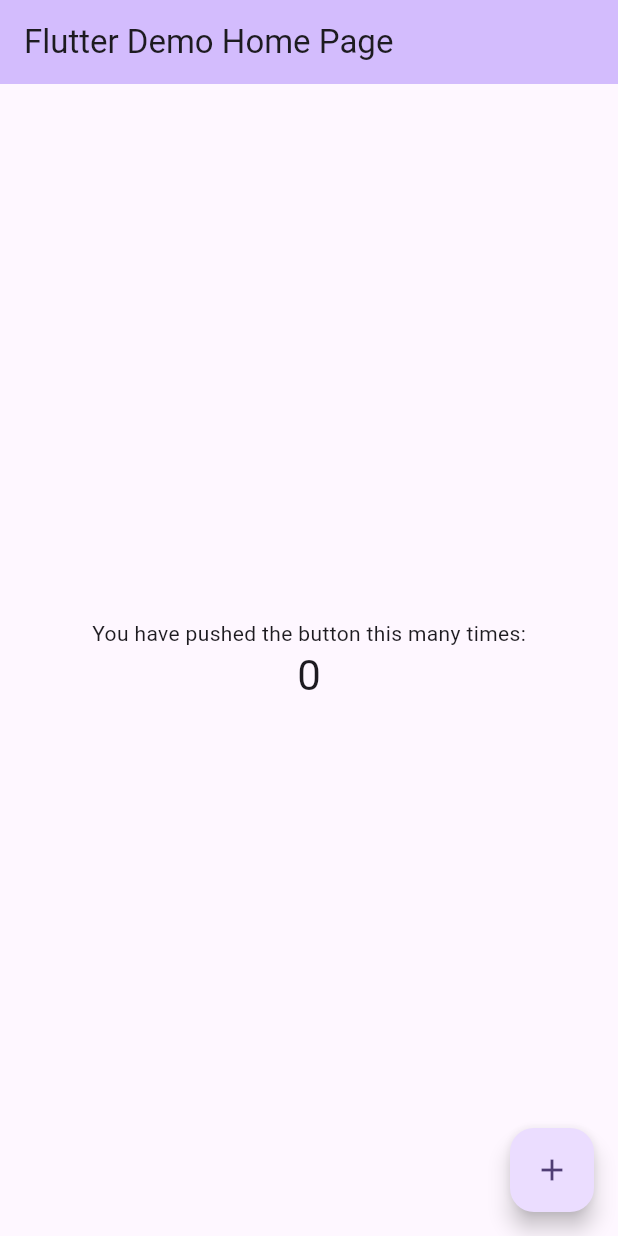
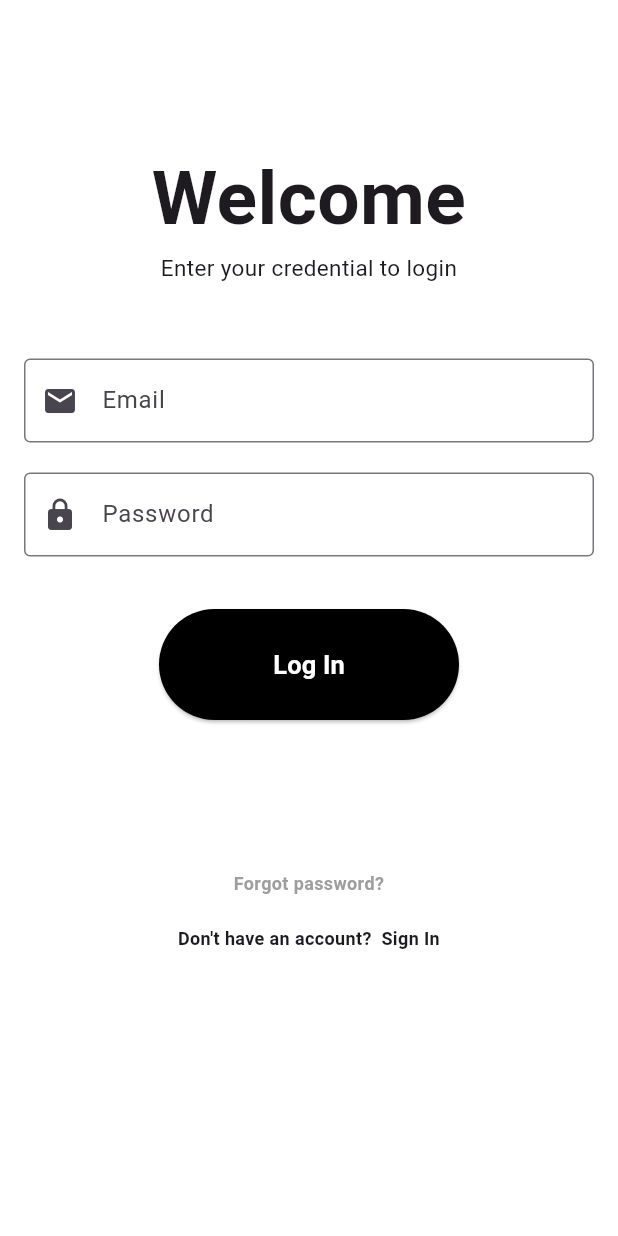
Before and after one commit to fritzjohn-wvsu/cc206-Hotel_Reservation_System, a Flutter app: the screen it shows after launch, on a phone screen of 412 x 824 dp. Run offline on Flutter 3.47's test engine with Material 3 defaults, Android fonts, the phone set to English and light mode, and no system bars.

Commit message:
Updated Login Page

```diff
--- /dev/null
+++ b/lib/features/updated_login_page.dart
@@ -0,0 +1,120 @@
+import 'package:flutter/material.dart';
+
+class updateLogin extends StatelessWidget {
+  const updateLogin({super.key});
+
+  @override
+  Widget build(BuildContext context) {
+    return const MaterialApp(
+      title: 'ciales_ponce',
+      home: Login(),
+      debugShowCheckedModeBanner: true,
+    );
+  }
+}
+
+class Login extends StatelessWidget {
+  const Login({super.key});
+
+  @override
+  Widget build(BuildContext context) {
+    return Scaffold(
+      backgroundColor: Colors.white,
+      body: Padding(
+        padding: const EdgeInsets.all(16.0),
+        child: Column(
+          children: [
+            const SizedBox(height: 80),
+            const Center(
+              child: Text(
+                'Welcome',
+                style: TextStyle(fontSize: 50, fontWeight: FontWeight.bold),
+                textAlign: TextAlign.center,
+              ),
+            ),
+            const Center(
+              child: Text(
+                'Enter your credential to login',
+                style: TextStyle(fontSize: 15),
+                textAlign: TextAlign.center,
+              ),
+            ),
+            const SizedBox(height: 50),
+            SizedBox(
+              width: 500,
+              child: TextField(
+                keyboardType: TextInputType.emailAddress,
+                decoration: InputDecoration(
+                  labelText: 'Email',
+                  hintText: 'Enter your email',
+                  prefixIcon: Icon(Icons.mail),
+                  border: OutlineInputBorder(),
+                ),
+              ),
+            ),
+            const SizedBox(height: 20),
+            SizedBox(
+              width: 500,
+              child: TextField(
+                obscureText: true,
+                decoration: InputDecoration(
+                  labelText: 'Password',
+                  hintText: 'Enter your password',
+                  prefixIcon: Icon(Icons.lock),
+                  border: OutlineInputBorder(),
+                ),
+              ),
+            ),
+            const SizedBox(height: 35),
+            SizedBox(
+              width: 200,
+              child: ElevatedButton(
+                onPressed: () {
+                  // Add login functionality here
+                },
+                style: ElevatedButton.styleFrom(
+                  padding: const EdgeInsets.symmetric(vertical: 25),
+                  shape: RoundedRectangleBorder(
+                    borderRadius: BorderRadius.circular(50),
+                  ),
+                  backgroundColor: Colors.black,
+                ),
+                child: const Text(
+                  "Log In",
+                  style: TextStyle(
+                    color: Colors.white,
+                    fontSize: 17,
+                    fontWeight: FontWeight.bold,
+                  ),
+                ),
+              ),
+            ),
+            const SizedBox(height: 100),
+            const Center(
+              child: Text(
+                'Forgot password?',
+                style: TextStyle(
+                  fontSize: 12,
+                  fontWeight: FontWeight.bold,
+                  color: Colors.grey,
+                ),
+                textAlign: TextAlign.center,
+              ),
+            ),
+            const SizedBox(height: 20),
+            const Center(
+              child: Text(
+                'Don\'t have an account?  Sign In',
+                style: TextStyle(
+                  fontSize: 12,
+                  fontWeight: FontWeight.bold,
+                ),
+                textAlign: TextAlign.center,
+              ),
+            ),
+          ],
+        ),
+      ),
+    );
+  }
+}
--- a/lib/main.dart
+++ b/lib/main.dart
@@ -1,4 +1,6 @@
 import 'package:flutter/material.dart';
+import 'package:cc206_hotel_reservation_system/features/updated_login_page.dart';
+import 'package:cc206_hotel_reservation_system/features/login_page.dart';
 
 void main() {
   runApp(const MyApp());
@@ -11,7 +13,7 @@ class MyApp extends StatelessWidget {
   @override
   Widget build(BuildContext context) {
     return MaterialApp(
-      title: 'Flutter Demo',
+      title: 'Login Page',
       theme: ThemeData(
         // This is the theme of your application.
         //
@@ -31,95 +33,7 @@ class MyApp extends StatelessWidget {
         colorScheme: ColorScheme.fromSeed(seedColor: Colors.deepPurple),
         useMaterial3: true,
       ),
-      home: const MyHomePage(title: 'Flutter Demo Home Page'),
+      home: Login()
     );
   }
 }
-
-class MyHomePage extends StatefulWidget {
-  const MyHomePage({super.key, required this.title});
-
-  // This widget is the home page of your application. It is stateful, meaning
-  // that it has a State object (defined below) that contains fields that affect
-  // how it looks.
-
-  // This class is the configuration for the state. It holds the values (in this
-  // case the title) provided by the parent (in this case the App widget) and
-  // used by the build method of the State. Fields in a Widget subclass are
-  // always marked "final".
-
-  final String title;
-
-  @override
-  State<MyHomePage> createState() => _MyHomePageState();
-}
-
-class _MyHomePageState extends State<MyHomePage> {
-  int _counter = 0;
-
-  void _incrementCounter() {
-    setState(() {
-      // This call to setState tells the Flutter framework that something has
-      // changed in this State, which causes it to rerun the build method below
-      // so that the display can reflect the updated values. If we changed
-      // _counter without calling setState(), then the build method would not be
-      // called again, and so nothing would appear to happen.
-      _counter++;
-    });
-  }
-
-  @override
-  Widget build(BuildContext context) {
-    // This method is rerun every time setState is called, for instance as done
-    // by the _incrementCounter method above.
-    //
-    // The Flutter framework has been optimized to make rerunning build methods
-    // fast, so that you can just rebuild anything that needs updating rather
-    // than having to individually change instances of widgets.
-    return Scaffold(
-      appBar: AppBar(
-        // TRY THIS: Try changing the color here to a specific color (to
-        // Colors.amber, perhaps?) and trigger a hot reload to see the AppBar
-        // change color while the other colors stay the same.
-        backgroundColor: Theme.of(context).colorScheme.inversePrimary,
-        // Here we take the value from the MyHomePage object that was created by
-        // the App.build method, and use it to set our appbar title.
-        title: Text(widget.title),
-      ),
-      body: Center(
-        // Center is a layout widget. It takes a single child and positions it
-        // in the middle of the parent.
-        child: Column(
-          // Column is also a layout widget. It takes a list of children and
-          // arranges them vertically. By default, it sizes itself to fit its
-          // children horizontally, and tries to be as tall as its parent.
-          //
-          // Column has various properties to control how it sizes itself and
-          // how it positions its children. Here we use mainAxisAlignment to
-          // center the children vertically; the main axis here is the vertical
-          // axis because Columns are vertical (the cross axis would be
-          // horizontal).
-          //
-          // TRY THIS: Invoke "debug painting" (choose the "Toggle Debug Paint"
-          // action in the IDE, or press "p" in the console), to see the
-          // wireframe for each widget.
-          mainAxisAlignment: MainAxisAlignment.center,
-          children: <Widget>[
-            const Text(
-              'You have pushed the button this many times:',
-            ),
-            Text(
-              '$_counter',
-              style: Theme.of(context).textTheme.headlineMedium,
-            ),
-          ],
-        ),
-      ),
-      floatingActionButton: FloatingActionButton(
-        onPressed: _incrementCounter,
-        tooltip: 'Increment',
-        child: const Icon(Icons.add),
-      ), // This trailing comma makes auto-formatting nicer for build methods.
-    );
-  }
-}
```
